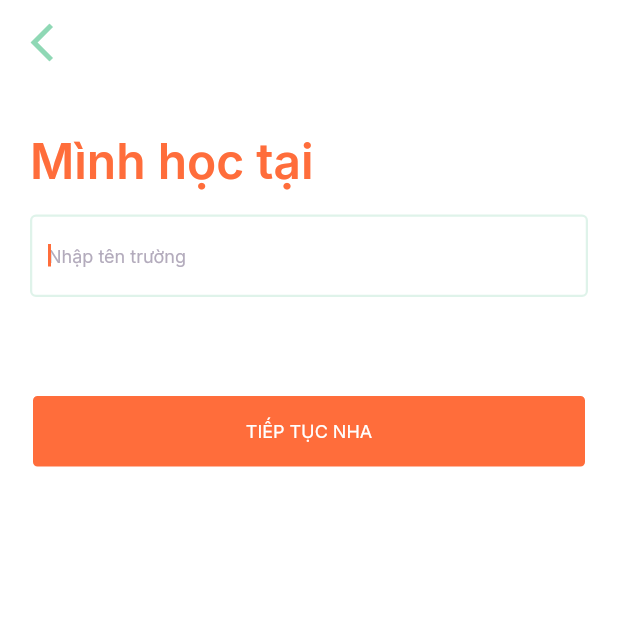
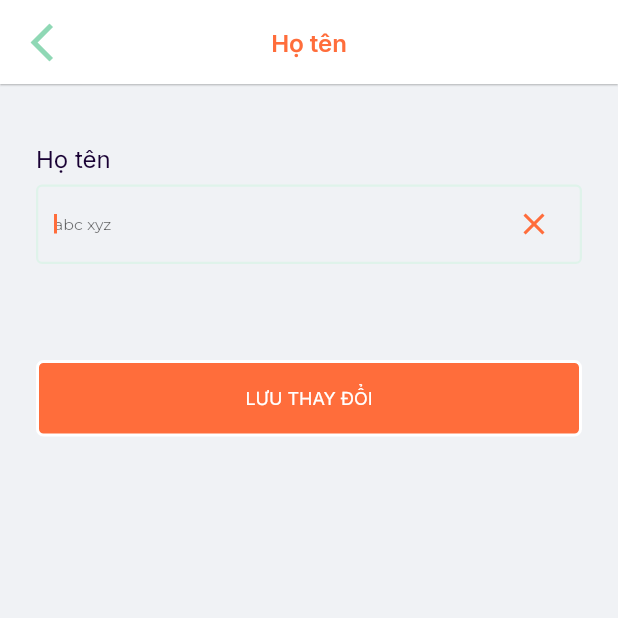
Before and after one commit to GDSC-UIT/sese-mobile, a Flutter app: the screen it shows after launch, on a phone screen of 412 x 824 dp, the top half of it. Run offline on Flutter 3.47's test engine with Material 2 defaults, Android fonts, the phone set to English and light mode, and no system bars; our stand-ins replace carousel_slider, firebase_auth, firebase_core, get, get_storage, google_fonts and 4 more; missing offline and left inert: dart:ffi, flutter_facebook_auth; accounts and stored records are empty.

```diff
--- /dev/null
+++ b/lib/app/modules/edit_profile/edit_profile_binding.dart
@@ -0,0 +1,9 @@
+import 'package:get/get.dart';
+import './edit_profile_controller.dart';
+
+class EditProfileBinding implements Bindings {
+  @override
+  void dependencies() {
+    Get.lazyPut<EditProfileController>(() => EditProfileController());
+  }
+}
--- /dev/null
+++ b/lib/app/modules/edit_profile/edit_profile_controller.dart
@@ -0,0 +1,26 @@
+import 'dart:ffi';
+
+import 'package:flutter/material.dart';
+import 'package:get/get.dart';
+import 'package:intl/intl.dart';
+
+class EditProfileController extends GetxController {
+  RxBool genderCheckbox = false.obs;
+  var nameInputController = TextEditingController().obs;
+  var dateInputController = TextEditingController().obs;
+  Future<void> datePicker(context) async {
+    DateFormat formatter = DateFormat('dd/MM/yyyy');
+
+    DateTime? picked = await showDatePicker(
+      context: context,
+      initialDate: DateTime.now(),
+      firstDate: DateTime(1900, 1, 1),
+      lastDate: DateTime(2022, 12, 30),
+    );
+    if (picked != null && picked != DateTime.now()) {
+      dateInputController.value.value =
+          TextEditingValue(text: formatter.format(picked));
+      print('${dateInputController.value.value.text}');
+    }
+  }
+}
--- /dev/null
+++ b/lib/app/modules/edit_profile/screens/edit_name.dart
@@ -0,0 +1,64 @@
+import 'package:flutter/material.dart';
+import 'package:get/get.dart';
+import 'package:sese/app/core/themes/app_theme.dart';
+import 'package:sese/app/core/values/app_colors.dart';
+import 'package:sese/app/core/values/app_constant.dart';
+import 'package:sese/app/global_widgets/app_button.dart';
+import 'package:sese/app/global_widgets/input_text_field.dart';
+import 'package:sese/app/modules/edit_profile/edit_profile_controller.dart';
+import 'package:sese/app/modules/edit_profile/widgets/header_text.dart';
+import 'package:sese/app/modules/edit_profile/widgets/input_text.dart';
+
+class EditName extends StatelessWidget {
+
+  EditName({Key? key}) : super(key: key);
+  EditProfileController editProfileController = Get.find();
+  @override
+  Widget build(BuildContext context) {
+    return Scaffold(
+      appBar: AppBar(
+        leading: TextButton(
+          child: const Icon(
+            Icons.arrow_back_ios_new,
+            color: AppColors.backIcon,
+            size: 30,
+          ),
+          onPressed: () {},
+        ),
+        title:
+            Text("Họ tên", style: CustomTextStyle.h4(AppColors.primaryColor)),
+        elevation: 0.5,
+        centerTitle: true,
+      ),
+      body: Column(
+        children: [
+          Container(
+            padding: const EdgeInsets.only(left: 24, right: 24, top: 32),
+            child:
+                Column(crossAxisAlignment: CrossAxisAlignment.start, children: [
+              const HeaderText(text: "Họ tên"),
+              InPutTextField(
+                hintText: "abc xyz",
+                isEnable: true,
+                suffixIcon: TextButton(
+                  onPressed: () {},
+                  child: const Icon(Icons.close),
+                ),
+                controller: editProfileController.nameInputController.value,
+              ),
+              const SizedBox(
+                height: AppConstant.gapInputAppButton,
+              ),
+              AppButton(
+                onPress: () {},
+                text: "LƯU THAY ĐỔI",
+                textStyle: CustomTextStyle.t8(Colors.white),
+                backgroundColor: AppColors.primaryColor,
+              ),
+            ]),
+          )
+        ],
+      ),
+    );
+  }
+}
--- /dev/null
+++ b/lib/app/modules/edit_profile/widgets/header_text.dart
@@ -0,0 +1,20 @@
+import 'package:flutter/material.dart';
+import 'package:sese/app/core/themes/app_theme.dart';
+import 'package:sese/app/core/values/app_colors.dart';
+
+class HeaderText extends StatelessWidget {
+  final String text;
+  const HeaderText({Key? key, required this.text}) : super(key: key);
+
+  @override
+  Widget build(BuildContext context) {
+    return Container(
+      padding: const EdgeInsets.symmetric(vertical: 8),
+      child: Text(
+        text,
+        style: CustomTextStyle.t2(AppColors.darkGreyColor),
+        textAlign: TextAlign.left,
+      ),
+    );
+  }
+}
--- a/lib/app/routes/app_pages.dart
+++ b/lib/app/routes/app_pages.dart
@@ -1,4 +1,12 @@
 import 'package:get/get.dart';
+import 'package:sese/app/modules/edit_profile/edit_profile_binding.dart';
+import 'package:sese/app/modules/edit_profile/screens/change_link_accounts.dart';
+import 'package:sese/app/modules/edit_profile/screens/edit_dob.dart';
+import 'package:sese/app/modules/edit_profile/screens/edit_email.dart';
+import 'package:sese/app/modules/edit_profile/screens/edit_gender.dart';
+import 'package:sese/app/modules/edit_profile/screens/edit_name.dart';
+import 'package:sese/app/modules/edit_profile/screens/edit_phone_number.dart';
+import 'package:sese/app/modules/edit_profile/screens/user_profile.dart';
 import 'package:sese/app/modules/home/home_binding.dart';
 import 'package:sese/app/modules/home/screens/home_screen.dart';
 import 'package:sese/app/modules/login/login_binding.dart';
@@ -62,7 +70,7 @@ abstract class AppPages {
     GetPage(
       name: AppRoutes.authPhone,
       transition: Transition.leftToRight,
-      page: () => LoginPhoneScreen(),
+      page: () => const LoginPhoneScreen(),
       binding: LoginBinding(),
       transitionDuration: const Duration(seconds: 1),
     ),
@@ -76,8 +84,57 @@ abstract class AppPages {
     GetPage(
       name: AppRoutes.authVerifyBegin,
       transition: Transition.leftToRight,
-      page: () => LoginVerifyBeginScreen(),
+      page: () => const LoginVerifyBeginScreen(),
       binding: LoginBinding(),
+      transitionDuration: const Duration(seconds: 1),
+    ),
+    GetPage(
+      name: AppRoutes.editUserProfile,
+      transition: Transition.leftToRight,
+      page: () =>  EditUserProfileScreen(),
+      binding: EditProfileBinding(),
+      transitionDuration: const Duration(seconds: 1),
+    ),
+    GetPage(
+      name: AppRoutes.editName,
+      transition: Transition.leftToRight,
+      page: () => EditName(),
+      binding: EditProfileBinding(),
+      transitionDuration: const Duration(seconds: 1),
+    ),
+    GetPage(
+      name: AppRoutes.editEmail,
+      transition: Transition.leftToRight,
+      page: () =>  EditEmail(),
+      binding: EditProfileBinding(),
+      transitionDuration: const Duration(seconds: 1),
+    ),
+    GetPage(
+      name: AppRoutes.editGender,
+      transition: Transition.leftToRight,
+      page: () => EditGender(),
+      binding: EditProfileBinding(),
+      transitionDuration: const Duration(seconds: 1),
+    ),
+    GetPage(
+      name: AppRoutes.editDateOfBirth,
+      transition: Transition.leftToRight,
+      page: () => EditDateOfBirth(),
+      binding: EditProfileBinding(),
+      transitionDuration: const Duration(seconds: 1),
+    ),
+    GetPage(
+      name: AppRoutes.editPhoneNumber,
+      transition: Transition.leftToRight,
+      page: () => EditPhoneNumber(),
+      binding: EditProfileBinding(),
+      transitionDuration: const Duration(seconds: 1),
+    ),
+    GetPage(
+      name: AppRoutes.editLinkAccount,
+      transition: Transition.leftToRight,
+      page: () => ChangeLinkAccount(),
+      binding: EditProfileBinding(),
       transitionDuration: const Duration(seconds: 1),
     ),
   ];
--- a/lib/app/routes/app_routes.dart
+++ b/lib/app/routes/app_routes.dart
@@ -1,3 +1,7 @@
+import 'package:sese/app/modules/edit_profile/screens/edit_dob.dart';
+import 'package:sese/app/modules/edit_profile/screens/edit_email.dart';
+import 'package:sese/app/modules/edit_profile/screens/edit_phone_number.dart';
+
 abstract class AppRoutes {
   static const home = '/home';
   static const authBegin = '/auth/begin';
@@ -11,4 +15,12 @@ abstract class AppRoutes {
   static const authPhone = '/auth/phone';
   static const authEmail = '/auth/email';
   static const authVerifyBegin = '/auth/verifyBegin';
+
+  static const editUserProfile = '/edit/userProfile';
+  static const editName = '/edit/name';
+  static const editEmail = '/edit/email';
+  static const editGender = '/edit/gender';
+  static const editDateOfBirth = '/edit/dateOfBirth';
+  static const editPhoneNumber = '/edit/phoneNumber';
+  static const editLinkAccount = '/edit/linkAccount';
 }
--- a/lib/main.dart
+++ b/lib/main.dart
@@ -27,7 +27,7 @@ class MyApp extends StatelessWidget {
       theme: AppTheme.lightTheme,
       darkTheme: AppTheme.darkTheme,
       themeMode: ThemeService.theme,
-      initialRoute: AppRoutes.authUni,
+      initialRoute: AppRoutes.editName,
       locale: LocalizationService.locale,
       fallbackLocale: LocalizationService.fallbackLocale,
       translations: LocalizationService(),
```
Also changed, not shown: lib/app/modules/edit_profile/screens/change_link_accounts.dart (added, +68 -0 lines), lib/app/modules/edit_profile/screens/edit_dob.dart (added, +48 -0 lines), lib/app/modules/edit_profile/screens/edit_email.dart (added, +63 -0 lines), lib/app/modules/edit_profile/screens/edit_gender.dart (added, +47 -0 lines), lib/app/modules/edit_profile/screens/edit_phone_number.dart (added, +62 -0 lines), lib/app/modules/edit_profile/screens/user_profile.dart (added, +70 -0 lines), lib/app/modules/edit_profile/widgets/checkbox.dart (added, +63 -0 lines), lib/app/modules/edit_profile/widgets/edit_card.dart (added, +53 -0 lines), lib/app/modules/edit_profile/widgets/input_text.dart (added, +56 -0 lines), assets/images/avatar.png (added).
